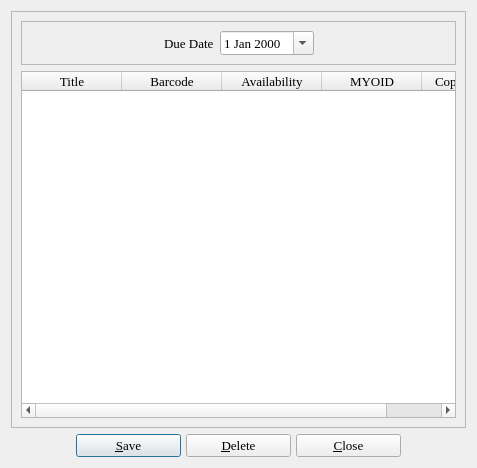
The window that copybrowser.ui (textbrowser/biblioteq) describes before a commit, drawn with Qt 5.
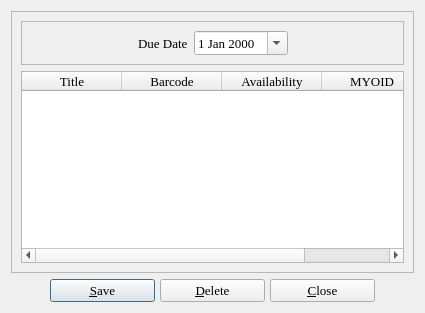
The same window after the commit. Icons and pictures are not drawn.

Diff of the .ui file:
```diff
--- a/copybrowser.ui
+++ b/copybrowser.ui
@@ -2,14 +2,6 @@
 <ui version="4.0">
  <class>copybrowser</class>
  <widget class="QDialog" name="copybrowser">
-  <property name="geometry">
-   <rect>
-    <x>0</x>
-    <y>0</y>
-    <width>477</width>
-    <height>468</height>
-   </rect>
-  </property>
   <property name="maximumSize">
    <size>
     <width>16777215</width>
```
